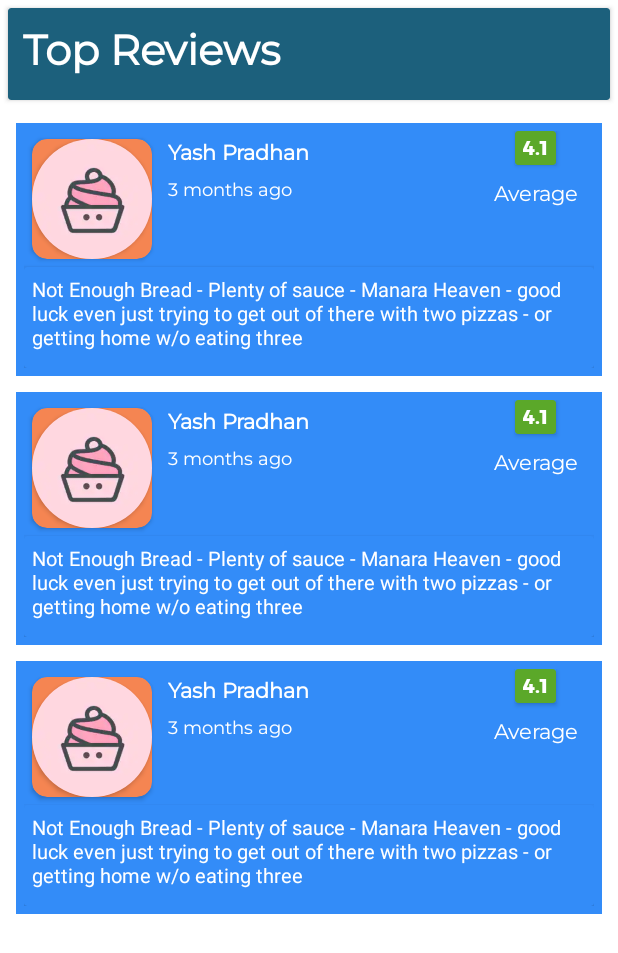
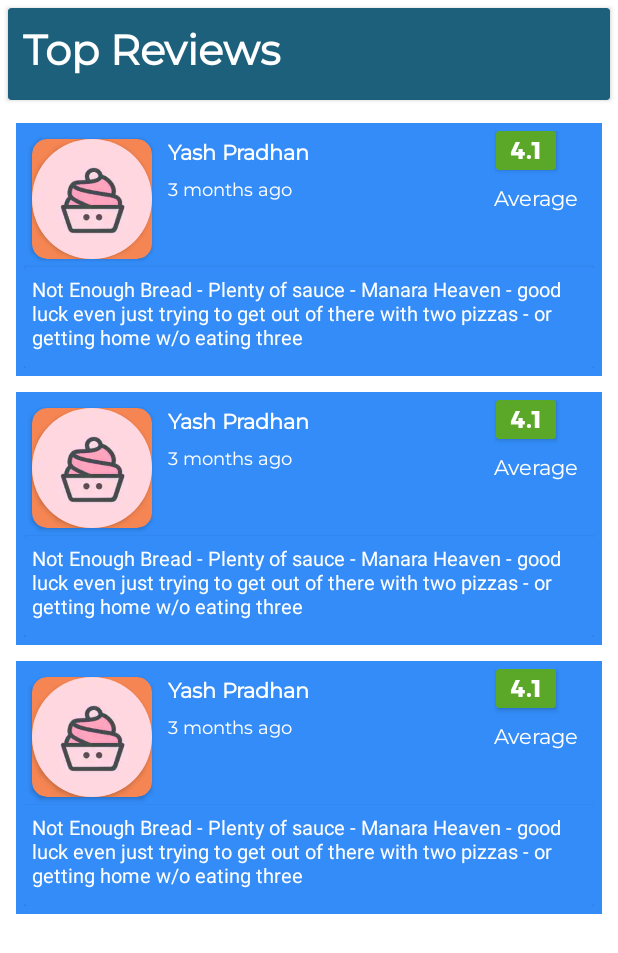
Before and after one commit to yashyon/RestaurantsExplorer, an Android app: the layout activity_reviews.xml on its own in the app's theme, with its tools: preview values and no code run, on a phone screen of 412 x 824 dp. Shown: the top 953 px of the screen. Run offline under Robolectric (Android 15) with nearby library versions, the phone set to English and light mode, and no system bars; network calls fail; Roboto replaces fonts that are not available here.

Commit message:
Fixes the rating card size in review_item.xml file.

```diff
--- a/app/src/main/res/layout/review_item.xml
+++ b/app/src/main/res/layout/review_item.xml
@@ -54,7 +54,7 @@
                     android:textColor="@color/white"
                     />
                 <androidx.cardview.widget.CardView
-                    android:layout_width="wrap_content"
+                    android:layout_width="40dp"
                     android:layout_height="wrap_content"
                     android:id="@+id/rating_card"
                     app:layout_constraintRight_toRightOf="parent"
@@ -63,17 +63,15 @@
                     android:layout_marginEnd="25dp"
                     >
                     <TextView
-                        android:layout_width="wrap_content"
+                        android:layout_width="40dp"
                         android:layout_height="wrap_content"
                         android:text="@string/_4_1"
                         android:id="@+id/rating"
-                        android:layout_marginStart="5dp"
-                        android:layout_marginEnd="5dp"
                         android:textAlignment="center"
                         android:fontFamily="@font/montserrat_bold"
                         android:textStyle="bold"
                         android:textColor="@color/white"
-                        android:textSize="13sp"
+                        android:textSize="16sp"
                         />
                 </androidx.cardview.widget.CardView>
                 <TextView
--- a/build.gradle
+++ b/build.gradle
@@ -6,7 +6,7 @@ buildscript {
         jcenter()
     }
     dependencies {
-        classpath "com.android.tools.build:gradle:4.1.1"
+        classpath 'com.android.tools.build:gradle:4.1.2'
         classpath "org.jetbrains.kotlin:kotlin-gradle-plugin:$kotlin_version"
         classpath 'com.google.gms:google-services:4.3.4'
         // NOTE: Do not place your application dependencies here; they belong
```
